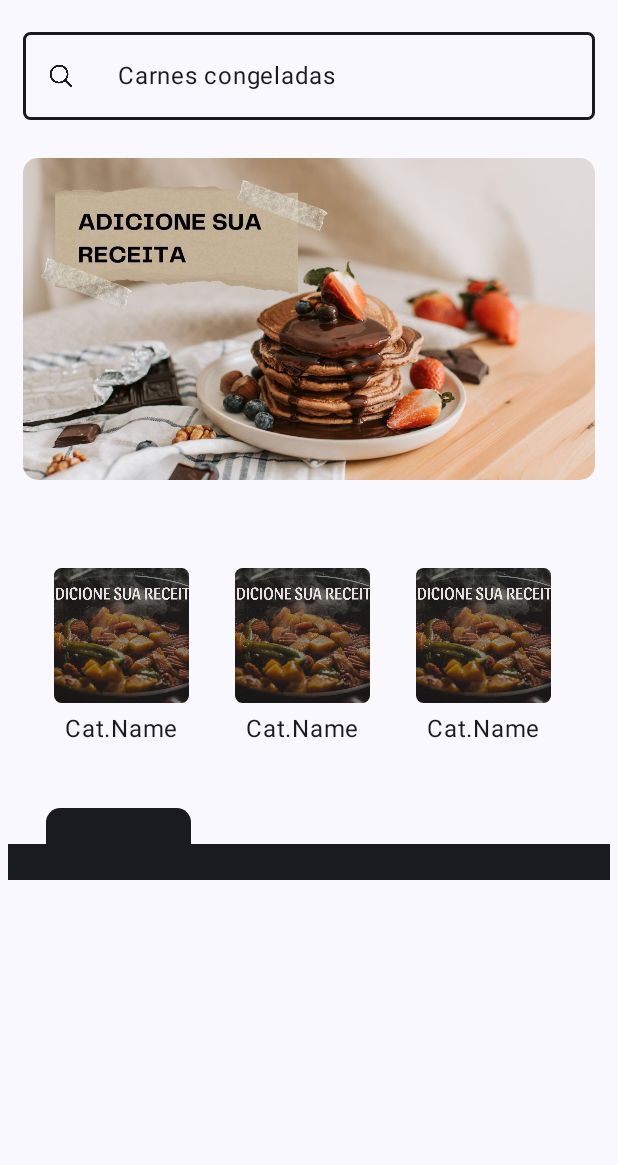
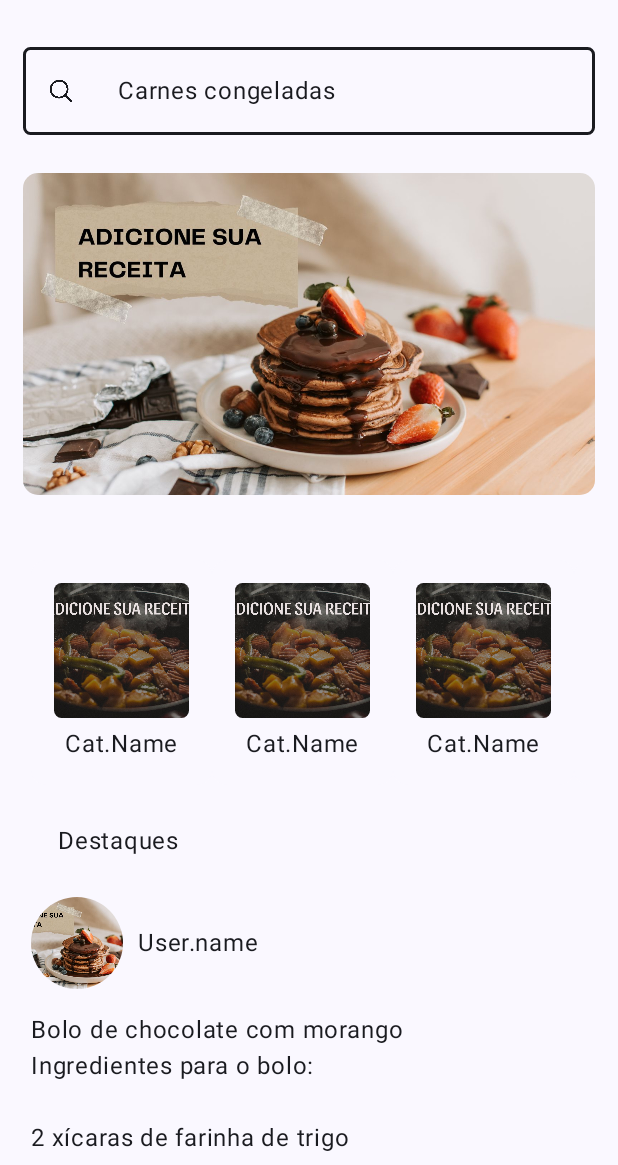
Before and after one commit to cainhooow/NoWaste, an Android app built with Jetpack Compose: the screen it shows after launch (MainActivity), on a phone screen of 412 x 824 dp, the part 71-1236 px from its top. Run offline under Robolectric (Android 15) with nearby library versions, the phone set to English and light mode, and no system bars.

Commit message:
Cards de post

```diff
--- a/app/src/main/java/com/drkryz/nowaste/MainActivity.kt
+++ b/app/src/main/java/com/drkryz/nowaste/MainActivity.kt
@@ -88,7 +88,7 @@ fun HomeUI() {
             AppHighlightHeader()
         }
         // app user highlights
-        item {
+        items(5) {
             AppHighlights()
         }
     }
@@ -100,7 +100,7 @@ fun StickyHeader() {
         Modifier
             .fillMaxWidth()
             .background(MaterialTheme.colorScheme.surface)
-            .padding(10.dp, 0.dp, 10.dp, 0.dp),
+            .padding(10.dp, 0.dp, 10.dp, 10.dp),
         horizontalArrangement = Arrangement.SpaceBetween,
         verticalAlignment = Alignment.CenterVertically
         ) {
@@ -236,13 +236,15 @@ fun AppHighlightHeader() {
     Box(
         Modifier
             .padding(top = 20.dp, start = 25.dp)
-            .clip(RoundedCornerShape(
-                topStartPercent = 40,
-                topEndPercent = 40,
-                bottomStartPercent = 0,
-                bottomEndPercent = 0
-            ))
-            .background(MaterialTheme.colorScheme.onBackground)
+            .clip(
+                RoundedCornerShape(
+                    topStartPercent = 40,
+                    topEndPercent = 40,
+                    bottomStartPercent = 0,
+                    bottomEndPercent = 0
+                )
+            )
+            // .background(MaterialTheme.colorScheme.onBackground)
             .padding(
                 start = 8.dp,
                 end = 8.dp
@@ -257,9 +259,64 @@ fun AppHighlights() {
     Column(
         Modifier
             .fillMaxWidth()
-            .background(MaterialTheme.colorScheme.onBackground)
+            .padding(start = 15.dp, end = 15.dp, top = 10.dp)
     ) {
-        Text(text = "Helo")
+        AppHighlight()
+    }
+}
+
+@Composable
+fun AppHighlight() {
+    Column(
+        Modifier
+            .padding(top = 15.dp, bottom = 15.dp)
+            .fillMaxWidth()
+    ) {
+        Row(
+            verticalAlignment = Alignment.CenterVertically
+        ) {
+            Image(
+                painter = painterResource(id = R.drawable.presentation_adicione_s_receita),
+                contentDescription = null,
+                modifier =
+                Modifier
+                    .clip(RoundedCornerShape(50.dp))
+                    .width(61.dp)
+                    .height(61.dp),
+                contentScale = ContentScale.Crop
+            )
+
+            Text(
+                text = "User.name",
+                Modifier.padding(start = 10.dp)
+                )
+        }
+
+        Column(
+            Modifier
+                .padding(top = 15.dp)
+        ) {
+            Text(text = "Bolo de chocolate com morango")
+            Text(text = "Ingredientes para o bolo:\n" +
+                    "\n" +
+                    "2 xícaras de farinha de trigo\n" +
+                    "1 xícara de cacau em pó\n" +
+                    "2 xícaras de açúcar\n" +
+                    "2 colheres de chá de fermento em pó\n" +
+                    "1 colher de chá de bicarbonato de sódio\n" +
+                    "1 colher de chá de sal\n.....")
+
+            Image(
+                painter = painterResource(id = R.drawable.presentation_adicione_s_receita),
+                contentDescription = null,
+                Modifier
+                    .padding(top = 15.dp)
+                    .fillMaxWidth()
+                    .clip(
+                        RoundedCornerShape(10.dp)
+                    )
+            )
+        }
     }
 }
 
```
